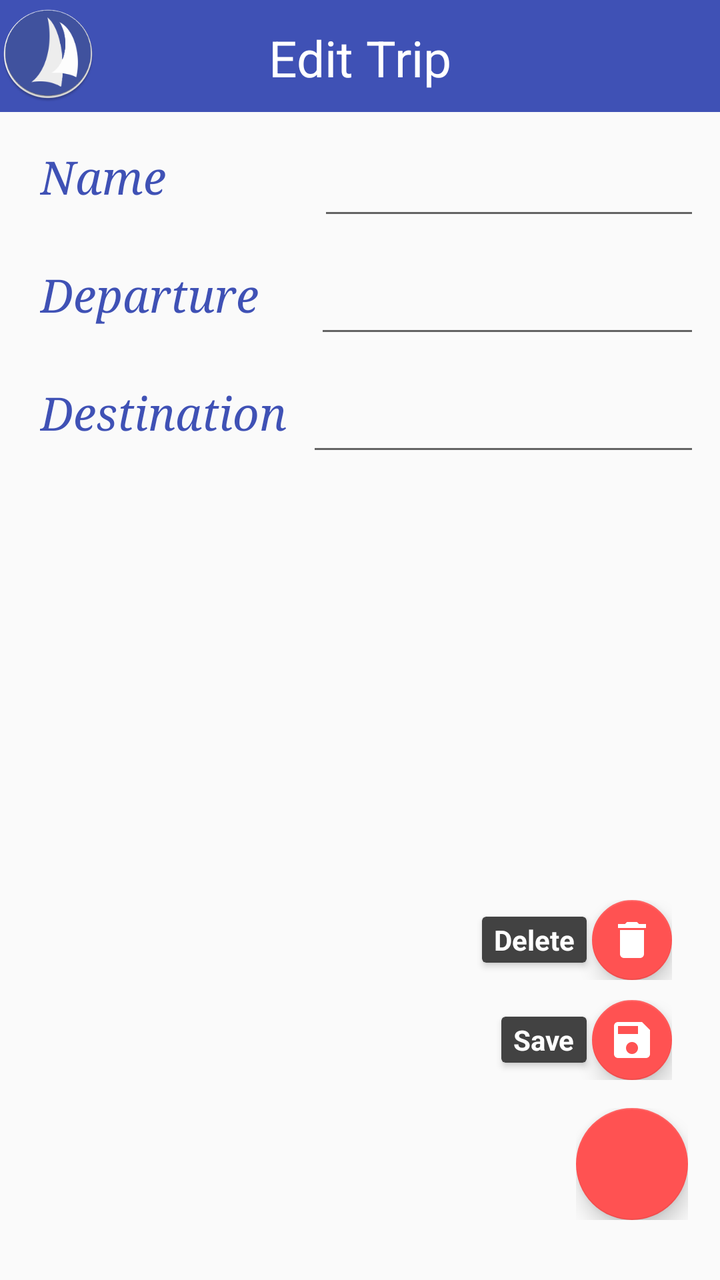
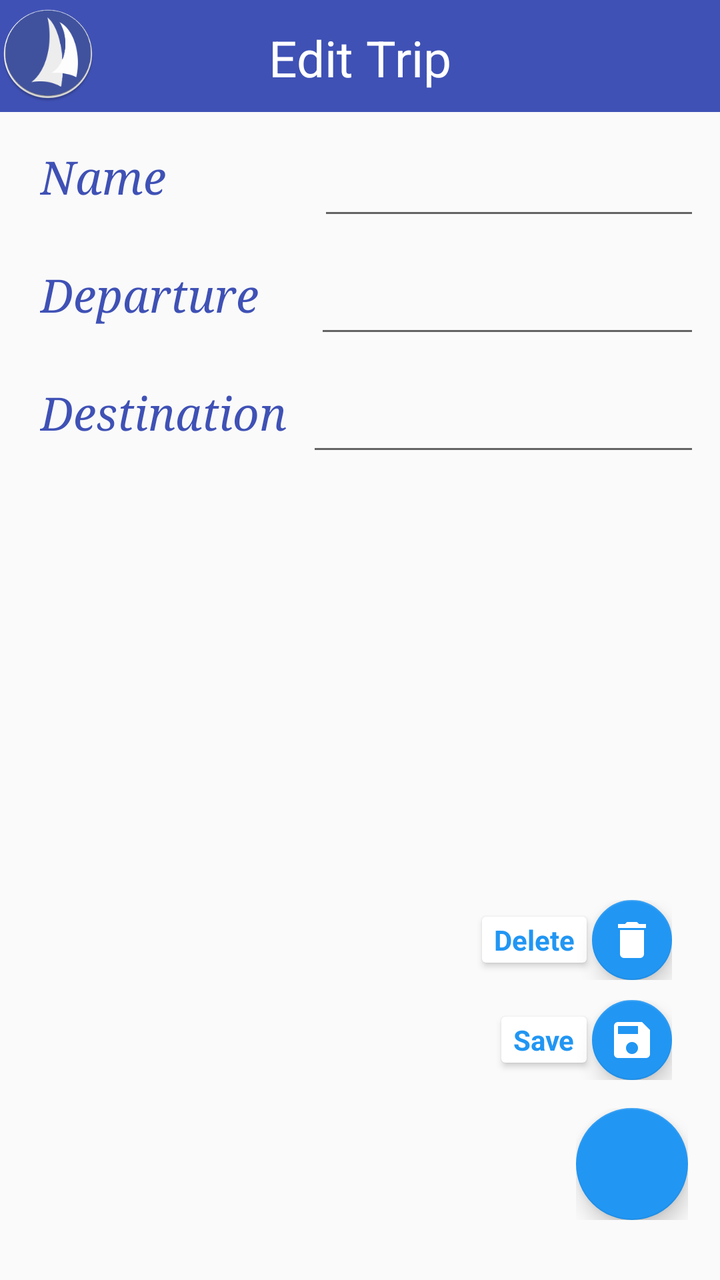

Compare the two renders of this Android layout. The source of the first and the diff that turns it into the second are given below.
<!-- AndroidManifest.xml: application theme Base.Theme.Toolbar -->
<!-- res/layout/activity_edit_trips.xml -->
<?xml version="1.0" encoding="utf-8"?>
<LinearLayout xmlns:android="http://schemas.android.com/apk/res/android"
    xmlns:app="http://schemas.android.com/apk/res-auto"
    android:layout_width="match_parent"
    android:layout_height="match_parent"
    android:orientation="vertical">

    <RelativeLayout xmlns:android="http://schemas.android.com/apk/res/android"
        xmlns:app="http://schemas.android.com/apk/res-auto"
        xmlns:tools="http://schemas.android.com/tools"
        android:id="@+id/MRL1"
        android:layout_width="match_parent"
        android:layout_height="match_parent"
        android:orientation="vertical"
        tools:context=".MainActivityWaypoint">

        <android.support.v7.widget.Toolbar
            android:id="@+id/toolbar"
            android:layout_width="match_parent"
            android:layout_height="56dp"
            android:background="?attr/colorPrimary"
            android:minHeight="?attr/actionBarSize"
            android:theme="@style/Base.Theme.Test"
            app:popupTheme="@style/ThemeOverlay.AppCompat.Light" />

        <ImageView
            android:id="@+id/imageView1"
            android:layout_width="wrap_content"
            android:layout_height="wrap_content"
            android:layout_alignParentStart="true"
            android:layout_alignParentTop="true"
            android:layout_marginTop="3dp"
            android:src="@mipmap/ic_launcher" />

        <TextView
            android:id="@+id/titleTextView"
            android:layout_width="wrap_content"
            android:layout_height="wrap_content"
            android:layout_alignParentTop="true"
            android:layout_centerHorizontal="true"
            android:layout_marginBottom="@dimen/activity_vertical_margin"
            android:padding="12dp"
            android:text="Edit Trip"
            android:textColor="@color/white"
            android:textSize="25sp" />

        <ScrollView xmlns:android="http://schemas.android.com/apk/res/android"
            android:id="@+id/scrollView1"
            android:layout_width="match_parent"
            android:layout_height="wrap_content"
            android:layout_below="@+id/toolbar">


            <LinearLayout xmlns:android="http://schemas.android.com/apk/res/android"
                android:layout_width="match_parent"
                android:layout_height="match_parent"
                android:orientation="vertical">

                <LinearLayout
                    android:id="@+id/fieldlayout1"
                    android:layout_width="match_parent"
                    android:layout_height="wrap_content"
                    android:layout_below="@+id/toolbar"
                    android:layout_marginEnd="10dp"
                    android:layout_marginStart="10dp"
                    android:layout_marginTop="10dp"
                    android:orientation="horizontal">

                    <TextView
                        android:id="@+id/textViewName"
                        android:layout_width="wrap_content"
                        android:layout_height="wrap_content"
                        android:layout_marginEnd="10dp"
                        android:layout_marginStart="10dp"
                        android:text="Name           "
                        android:textColor="@color/textMain"
                        android:textSize="23sp"
                        android:textStyle="italic"
                        android:typeface="serif" />

                    <EditText
                        android:id="@+id/editTextName"
                        android:layout_width="wrap_content"
                        android:layout_height="wrap_content"
                        android:layout_marginTop="5dp"
                        android:layout_weight="1.07"
                        android:ems="10"
                        android:inputType="text"
                        android:textSize="20sp" />

                </LinearLayout>

                <LinearLayout
                    android:id="@+id/fieldlayout2"
                    android:layout_width="match_parent"
                    android:layout_height="wrap_content"
                    android:layout_below="@+id/fieldlayout1"
                    android:layout_marginEnd="10dp"
                    android:layout_marginStart="10dp"
                    android:layout_marginTop="10dp"
                    android:orientation="horizontal">

                    <TextView
                        android:id="@+id/textViewDeparture"
                        android:layout_width="wrap_content"
                        android:layout_height="wrap_content"
                        android:layout_marginEnd="10dp"
                        android:layout_marginStart="10dp"
                        android:text="Departure   "
                        android:textColor="@color/textMain"
                        android:textSize="23sp"
                        android:textStyle="italic"
                        android:typeface="serif" />

                    <EditText
                        android:id="@+id/editTextDeparture"
                        android:layout_width="wrap_content"
                        android:layout_height="wrap_content"
                        android:layout_marginTop="5dp"
                        android:layout_weight="1.07"
                        android:ems="10"
                        android:inputType="text"
                        android:textSize="20sp" />

                </LinearLayout>

                <LinearLayout
                    android:id="@+id/fieldlayout3"
                    android:layout_width="match_parent"
                    android:layout_height="wrap_content"
                    android:layout_below="@+id/fieldlayout2"
                    android:layout_marginEnd="10dp"
                    android:layout_marginStart="10dp"
                    android:layout_marginTop="10dp"
                    android:orientation="horizontal">

                    <TextView
                        android:id="@+id/textViewDestination"
                        android:layout_width="wrap_content"
                        android:layout_height="wrap_content"
                        android:layout_marginEnd="10dp"
                        android:layout_marginStart="10dp"
                        android:text="@string/destination"
                        android:textColor="@color/textMain"
                        android:textSize="23sp"
                        android:textStyle="italic"
                        android:typeface="serif" />

                    <EditText
                        android:id="@+id/editTextDestination"
                        android:layout_width="wrap_content"
                        android:layout_height="wrap_content"
                        android:layout_marginTop="5dp"
                        android:layout_weight="1.07"
                        android:ems="10"
                        android:inputType="text"
                        android:textSize="20sp" />
                </LinearLayout>

            </LinearLayout>
        </ScrollView>

        <LinearLayout
            android:layout_width="match_parent"
            android:layout_height="match_parent"
            android:orientation="vertical"
            android:weightSum="1">

            <include layout="@layout/layout_fabdeletesave" />

        </LinearLayout>
    </RelativeLayout>
</LinearLayout>
<!-- res/layout/layout_fabdeletesave.xml (included above) -->
<?xml version="1.0" encoding="utf-8"?>
<FrameLayout
    xmlns:android="http://schemas.android.com/apk/res/android"
    xmlns:app="http://schemas.android.com/apk/res-auto"
    android:id="@+id/fabFrame"
    android:layout_width="match_parent"
    android:layout_height="match_parent"
    android:paddingLeft="@dimen/activity_horizontal_margin"
    android:paddingRight="@dimen/activity_horizontal_margin"
    android:orientation="vertical">

    <LinearLayout
        android:id="@+id/layoutFabSave"
        android:layout_width="wrap_content"
        android:layout_height="wrap_content"
        android:gravity="center_vertical"
        android:layout_gravity="bottom|end"
        android:layout_marginRight="8dp"
        android:layout_marginBottom="100dp"
        android:layout_marginEnd="8dp"
        android:orientation="horizontal">

        <android.support.v7.widget.CardView
            android:layout_width="wrap_content"
            android:layout_height="wrap_content"
            android:backgroundTint="@color/card_background"
            app:cardCornerRadius="@dimen/cardCornerRadius"
            app:cardElevation="@dimen/cardElevation"
            app:cardUseCompatPadding="true" >
            <TextView
                android:id="@+id/editTV"
                android:layout_width="wrap_content"
                android:layout_height="wrap_content"
                android:textColor="@color/fab_card_text"
                android:text="@string/FabSave"
                android:textAppearance="?android:attr/textAppearanceSmall"
                android:textStyle="bold"
                android:paddingRight="@dimen/cardview_horizontal_padding"
                android:paddingLeft="@dimen/cardview_horizontal_padding"
                android:paddingBottom="@dimen/cardview_vertical_padding"
                android:paddingTop="@dimen/cardview_vertical_padding" />
        </android.support.v7.widget.CardView>

        <android.support.design.widget.FloatingActionButton
            android:id="@+id/fabSave"
            android:layout_width="wrap_content"
            android:layout_height="wrap_content"
            android:src="@drawable/ic_save_white"
            app:backgroundTint="@color/fab"
            app:fabSize="mini" />

    </LinearLayout>

    <LinearLayout
        android:id="@+id/layoutFabDelete"
        android:layout_width="wrap_content"
        android:layout_height="wrap_content"
        android:gravity="center_vertical"
        android:layout_gravity="bottom|end"
        android:layout_marginRight="8dp"
        android:layout_marginEnd="8dp"
        android:layout_marginBottom="150dp"
        android:orientation="horizontal">

        <android.support.v7.widget.CardView
            android:layout_width="wrap_content"
            android:layout_height="wrap_content"
            android:backgroundTint="@color/card_background"
            app:cardCornerRadius="@dimen/cardCornerRadius"
            app:cardElevation="@dimen/cardElevation"
            app:cardUseCompatPadding="true" >

            <TextView
                android:id="@+id/deleteTV"
                android:layout_width="wrap_content"
                android:layout_height="wrap_content"
                android:textColor="@color/fab_card_text"
                android:text="@string/FabDelete"
                android:textAppearance="?android:attr/textAppearanceSmall"
                android:textStyle="bold"
                android:paddingRight="@dimen/cardview_horizontal_padding"
                android:paddingLeft="@dimen/cardview_horizontal_padding"
                android:paddingBottom="@dimen/cardview_vertical_padding"
                android:paddingTop="@dimen/cardview_vertical_padding" />

        </android.support.v7.widget.CardView>

        <android.support.design.widget.FloatingActionButton
            android:id="@+id/fabDelete"
            android:layout_width="wrap_content"
            android:layout_height="wrap_content"
            android:src="@drawable/ic_delete_white"
            app:backgroundTint="@color/fab"
            app:fabSize="mini" />

    </LinearLayout>



    <LinearLayout
        android:id="@+id/layoutFabDeleteSave"
        android:layout_width="wrap_content"
        android:layout_height="wrap_content"
        android:gravity="center_vertical"
        android:layout_gravity="bottom|end"
        android:layout_marginBottom="30dp"
        android:orientation="horizontal">

        <android.support.design.widget.FloatingActionButton
            android:id="@+id/fabDeleteSave"
            android:layout_width="wrap_content"
            android:layout_height="wrap_content"
            android:layout_gravity="bottom|end"
            app:backgroundTint="@color/fab"
            app:fabSize="normal" />

    </LinearLayout>
</FrameLayout>
<!-- resources referenced by this layout -->
<resources>
  <color name="card_background">@color/grey800</color>
  <color name="fab">@color/night_text</color>
  <color name="fab_card_text">@color/white</color>
  <color name="textMain">#ff3F51B5</color>
  <color name="white">#ffffff</color>
  <dimen name="activity_horizontal_margin">16dp</dimen>
  <dimen name="activity_vertical_margin">16dp</dimen>
  <dimen name="cardCornerRadius">2dp</dimen>
  <dimen name="cardElevation">2dp</dimen>
  <dimen name="cardview_horizontal_padding">6dp</dimen>
  <dimen name="cardview_vertical_padding">2dp</dimen>
  <!-- drawable ic_delete_white: png bitmap (drawable-hdpi, 194 bytes) -->
  <!-- drawable ic_save_white: png bitmap (drawable-hdpi, 391 bytes) -->
  <!-- mipmap ic_launcher: png bitmap (mipmap-hdpi, 5911 bytes) -->
  <string name="FabDelete">Delete</string>
  <string name="FabSave">Save</string>
  <string name="destination">Destination</string>
  <style name="Base.Theme.Test" parent="Theme.AppCompat.Light.NoActionBar">
          <item name="colorPrimary">@color/primary</item>
          <item name="colorPrimaryDark">@color/primary_dark</item>
          <item name="colorAccent">@color/night_text</item>
          <item name="android:textColorPrimary">@color/white</item>
          <item name="android:homeAsUpIndicator">@drawable/ic_action_menu</item>
      </style>
  <style name="Base.Theme.Toolbar" parent="Theme.AppCompat.Light.NoActionBar">
          <item name="colorPrimary">@color/primary</item>
          <item name="colorPrimaryDark">@color/primary_dark</item>
          <item name="colorAccent">@color/night_text</item>
          <item name="mcab_contentinset_start">60dp</item>
      </style>
  <color name="grey800">#424242</color>
  <color name="night_text">@color/accent</color>
  <color name="primary">#ff3F51B5</color>
  <color name="primary_dark">#ff303F9F</color>
  <!-- drawable ic_action_menu (drawable) -->
  <?xml version="1.0" encoding="utf-8"?>
  <vector xmlns:android="http://schemas.android.com/apk/res/android"
      android:width="24dp"
      android:height="24dp"
      android:viewportWidth="24"
      android:viewportHeight="24">
  
      <path
          android:pathData="M0 0h24v24H0z" />
      <path
          android:fillColor="#ffffff"
          android:pathData="M3 18h18v-2H3v2zm0-5h18v-2H3v2zm0-7v2h18V6H3z" />
  </vector>
  <color name="accent">#ffFF5252</color>
</resources>

<!-- the commit's change to res/layout/activity_edit_trips.xml (unified diff, before → after) -->
@@ -1,20 +1,26 @@
 <?xml version="1.0" encoding="utf-8"?>
-<LinearLayout xmlns:android="http://schemas.android.com/apk/res/android"
+<androidx.drawerlayout.widget.DrawerLayout xmlns:android="http://schemas.android.com/apk/res/android"
     xmlns:app="http://schemas.android.com/apk/res-auto"
+    xmlns:tools="http://schemas.android.com/tools"
+    android:id="@+id/drawer_layout"
+    android:layout_height="match_parent"
     android:layout_width="match_parent"
-    android:layout_height="match_parent"
-    android:orientation="vertical">
-
-    <RelativeLayout xmlns:android="http://schemas.android.com/apk/res/android"
-        xmlns:app="http://schemas.android.com/apk/res-auto"
-        xmlns:tools="http://schemas.android.com/tools"
-        android:id="@+id/MRL1"
+    android:fitsSystemWindows="true">
+
+    <LinearLayout
         android:layout_width="match_parent"
         android:layout_height="match_parent"
-        android:orientation="vertical"
-        tools:context=".MainActivityWaypoint">
-
-        <android.support.v7.widget.Toolbar
+        android:orientation="vertical">
+
+
+        <RelativeLayout
+            android:layout_width="match_parent"
+            android:layout_height="match_parent"
+            tools:context=".MainActivityTrips"
+            android:orientation="vertical"
+            android:id="@+id/MRL1">
+
+        <androidx.appcompat.widget.Toolbar
             android:id="@+id/toolbar"
             android:layout_width="match_parent"
             android:layout_height="56dp"
@@ -169,8 +175,20 @@
             <include layout="@layout/layout_fabdeletesave" />
 
         </LinearLayout>
-    </RelativeLayout>
-</LinearLayout>
+        </RelativeLayout>
+    </LinearLayout>
+
+    <com.google.android.material.navigation.NavigationView
+        android:id="@+id/nav_view"
+        android:layout_height="match_parent"
+        android:layout_width="wrap_content"
+        android:layout_gravity="start"
+        android:fitsSystemWindows="true"
+        app:headerLayout="@layout/nav_header"
+        app:menu="@menu/drawer_create_entries"
+        app:theme="@style/NavigationViewTheme" />
+
+</androidx.drawerlayout.widget.DrawerLayout>
 <!-- res/layout/layout_fabdeletesave.xml (included above) -->
 <?xml version="1.0" encoding="utf-8"?>
 <FrameLayout
@@ -194,28 +212,29 @@
         android:layout_marginEnd="8dp"
         android:orientation="horizontal">
 
-        <android.support.v7.widget.CardView
-            android:layout_width="wrap_content"
-            android:layout_height="wrap_content"
-            android:backgroundTint="@color/card_background"
+        <androidx.cardview.widget.CardView
+            android:layout_width="wrap_content"
+            android:layout_height="wrap_content"
+            android:backgroundTint="@color/background"
             app:cardCornerRadius="@dimen/cardCornerRadius"
             app:cardElevation="@dimen/cardElevation"
-            app:cardUseCompatPadding="true" >
+            app:cardUseCompatPadding="true">
+
             <TextView
                 android:id="@+id/editTV"
                 android:layout_width="wrap_content"
                 android:layout_height="wrap_content"
-                android:textColor="@color/fab_card_text"
+                android:paddingLeft="@dimen/cardview_horizontal_padding"
+                android:paddingTop="@dimen/cardview_vertical_padding"
+                android:paddingRight="@dimen/cardview_horizontal_padding"
+                android:paddingBottom="@dimen/cardview_vertical_padding"
                 android:text="@string/FabSave"
                 android:textAppearance="?android:attr/textAppearanceSmall"
-                android:textStyle="bold"
-                android:paddingRight="@dimen/cardview_horizontal_padding"
-                android:paddingLeft="@dimen/cardview_horizontal_padding"
-                android:paddingBottom="@dimen/cardview_vertical_padding"
-                android:paddingTop="@dimen/cardview_vertical_padding" />
-        </android.support.v7.widget.CardView>
-
-        <android.support.design.widget.FloatingActionButton
+                android:textColor="@color/fab_card_text"
+                android:textStyle="bold" />
+        </androidx.cardview.widget.CardView>
+
+        <com.google.android.material.floatingactionbutton.FloatingActionButton
             android:id="@+id/fabSave"
             android:layout_width="wrap_content"
             android:layout_height="wrap_content"
@@ -236,30 +255,30 @@
         android:layout_marginBottom="150dp"
         android:orientation="horizontal">
 
-        <android.support.v7.widget.CardView
-            android:layout_width="wrap_content"
-            android:layout_height="wrap_content"
-            android:backgroundTint="@color/card_background"
+        <androidx.cardview.widget.CardView
+            android:layout_width="wrap_content"
+            android:layout_height="wrap_content"
+            android:backgroundTint="@color/background"
             app:cardCornerRadius="@dimen/cardCornerRadius"
             app:cardElevation="@dimen/cardElevation"
-            app:cardUseCompatPadding="true" >
+            app:cardUseCompatPadding="true">
 
             <TextView
                 android:id="@+id/deleteTV"
                 android:layout_width="wrap_content"
                 android:layout_height="wrap_content"
-                android:textColor="@color/fab_card_text"
+                android:paddingLeft="@dimen/cardview_horizontal_padding"
+                android:paddingTop="@dimen/cardview_vertical_padding"
+                android:paddingRight="@dimen/cardview_horizontal_padding"
+                android:paddingBottom="@dimen/cardview_vertical_padding"
                 android:text="@string/FabDelete"
                 android:textAppearance="?android:attr/textAppearanceSmall"
-                android:textStyle="bold"
-                android:paddingRight="@dimen/cardview_horizontal_padding"
-                android:paddingLeft="@dimen/cardview_horizontal_padding"
-                android:paddingBottom="@dimen/cardview_vertical_padding"
-                android:paddingTop="@dimen/cardview_vertical_padding" />
-
-        </android.support.v7.widget.CardView>
-
-        <android.support.design.widget.FloatingActionButton
+                android:textColor="@color/fab_card_text"
+                android:textStyle="bold" />
+
+        </androidx.cardview.widget.CardView>
+
+        <com.google.android.material.floatingactionbutton.FloatingActionButton
             android:id="@+id/fabDelete"
             android:layout_width="wrap_content"
             android:layout_height="wrap_content"
@@ -280,13 +299,44 @@
         android:layout_marginBottom="30dp"
         android:orientation="horizontal">
 
-        <android.support.design.widget.FloatingActionButton
+        <com.google.android.material.floatingactionbutton.FloatingActionButton
             android:id="@+id/fabDeleteSave"
             android:layout_width="wrap_content"
             android:layout_height="wrap_content"
             android:layout_gravity="bottom|end"
-            app:backgroundTint="@color/fab"
+            app:backgroundTint="@color/accent"
             app:fabSize="normal" />
 
     </LinearLayout>
 </FrameLayout>
+<!-- res/layout/nav_header.xml (included above) -->
+<?xml version="1.0" encoding="utf-8"?>
+<LinearLayout xmlns:android="http://schemas.android.com/apk/res/android"
+    android:layout_width="match_parent"
+    android:layout_height="192dp"
+    android:id="@+id/layout11"
+    android:background="@color/primary"
+    android:padding="16dp"
+    android:theme="@style/ThemeOverlay.AppCompat.Dark"
+    android:orientation="vertical"
+    android:gravity="bottom">
+
+    <ImageView
+        android:layout_width="100dp"
+        android:layout_height="100dp"
+        android:id="@+id/imVie_AppLogo"
+        android:src="@mipmap/ic_launcher"
+        android:layout_marginBottom="12dp"
+        android:layout_gravity="center_horizontal" />
+
+
+    <TextView
+        android:layout_width="wrap_content"
+        android:layout_height="wrap_content"
+        android:text="@string/BoatLog"
+        android:layout_gravity="center_horizontal"
+        style="@style/TextAppearance.AppCompat.Subhead" />
+
+
+
+</LinearLayout>
<!-- resource entries referenced after the edit -->
@@ -1,8 +1,7 @@
 <!-- resources referenced by this layout -->
 <resources>
-  <color name="card_background">@color/grey800</color>
   <color name="fab">@color/night_text</color>
-  <color name="fab_card_text">@color/white</color>
+  <color name="fab_card_text">@color/accent</color>
   <color name="textMain">#ff3F51B5</color>
   <color name="white">#ffffff</color>
   <dimen name="activity_horizontal_margin">16dp</dimen>
@@ -14,6 +13,7 @@
   <!-- drawable ic_delete_white: png bitmap (drawable-hdpi, 194 bytes) -->
   <!-- drawable ic_save_white: png bitmap (drawable-hdpi, 391 bytes) -->
   <!-- mipmap ic_launcher: png bitmap (mipmap-hdpi, 5911 bytes) -->
+  <string name="BoatLog">BoatLog</string>
   <string name="FabDelete">Delete</string>
   <string name="FabSave">Save</string>
   <string name="destination">Destination</string>
@@ -24,13 +24,15 @@
           <item name="android:textColorPrimary">@color/white</item>
           <item name="android:homeAsUpIndicator">@drawable/ic_action_menu</item>
       </style>
+  <style name="NavigationViewTheme" parent="AppTheme">
+          <item name="textAppearanceListItem">@style/TextAppearance.AppCompat.Body2</item>
+      </style>
+      ThemeOverlay_Material_Dialog_Alert
   <style name="Base.Theme.Toolbar" parent="Theme.AppCompat.Light.NoActionBar">
           <item name="colorPrimary">@color/primary</item>
           <item name="colorPrimaryDark">@color/primary_dark</item>
           <item name="colorAccent">@color/night_text</item>
-          <item name="mcab_contentinset_start">60dp</item>
       </style>
-  <color name="grey800">#424242</color>
   <color name="night_text">@color/accent</color>
   <color name="primary">#ff3F51B5</color>
   <color name="primary_dark">#ff303F9F</color>
@@ -48,6 +50,12 @@
           android:fillColor="#ffffff"
           android:pathData="M3 18h18v-2H3v2zm0-5h18v-2H3v2zm0-7v2h18V6H3z" />
   </vector>
-  <color name="accent">#ffFF5252</color>
+  <style name="AppTheme" parent="android:Theme.Material.Light">
+          <item name="android:colorPrimary">@color/primary</item>
+          <item name="android:colorPrimaryDark">@color/primary_dark</item>
+          <item name="android:colorAccent">@color/night_text</item>
+      </style>
+  <color name="accent">#2196F3</color>
+  <color name="background">#ffffffff</color>
 </resources>
 
